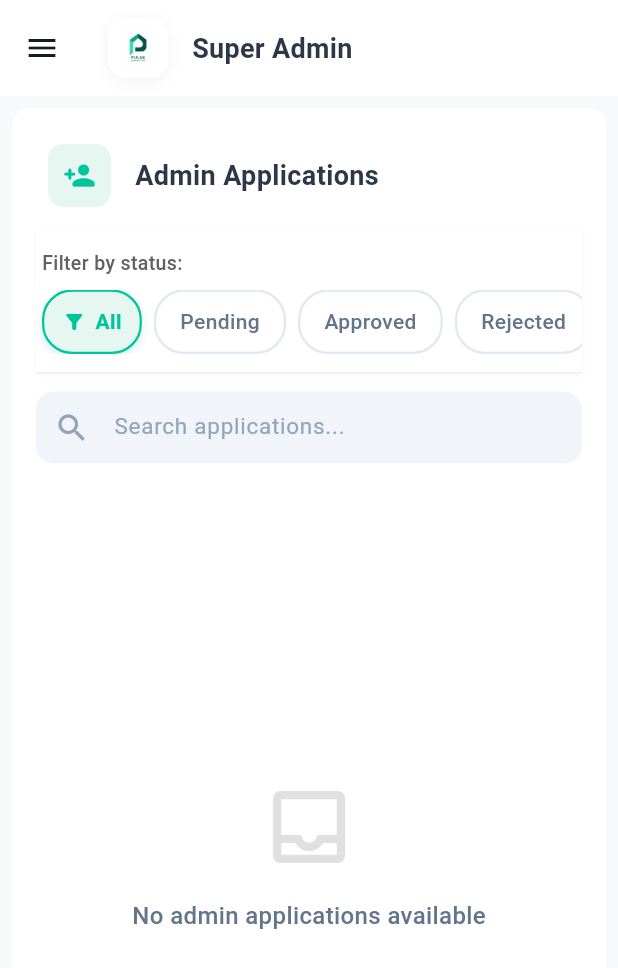
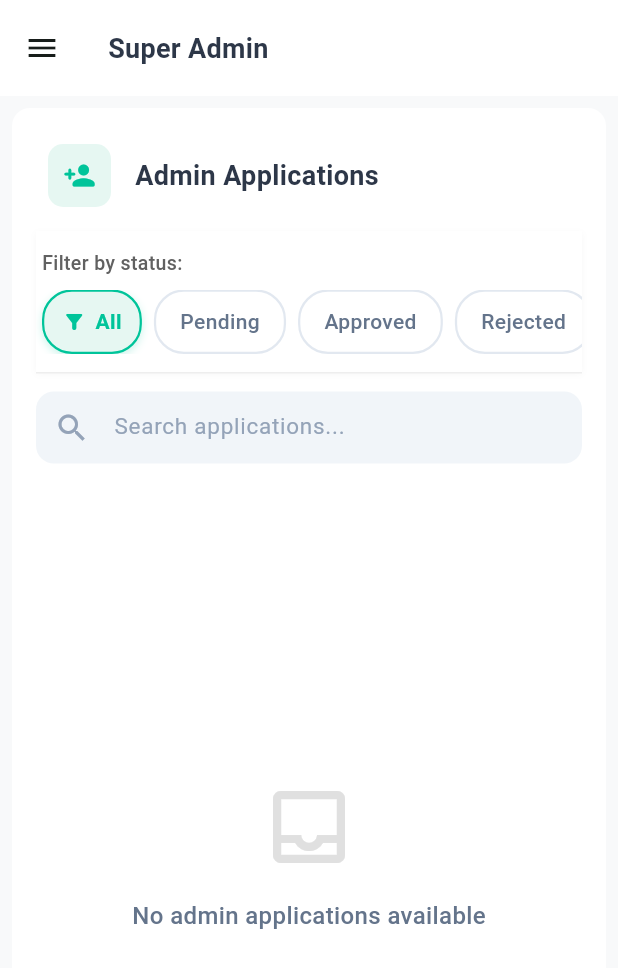
Before and after one commit to 0phl/Pulse-App, a Flutter app: the SuperAdminDashboardPage screen opened directly, on a phone screen of 412 x 824 dp. Shown: the top 968 px of the screen. Run offline on Flutter 3.47's test engine with Material 3 defaults, Android fonts, the light colour scheme and no system bars; our stand-ins replace cached_network_image, chewie, cloud_firestore, cloud_functions, connectivity_plus, dio and 29 more; missing offline and left inert: cloudinary_public, dart:html, dart:js_util, docx_viewer, flutter_pdfview, gal and 4 more; accounts and stored records are empty; statements that could not run were skipped.

Commit message:
enhance mobile responsivenes on super-admin-web

```diff
--- a/lib/pages/super_admin/dashboard_page.dart
+++ b/lib/pages/super_admin/dashboard_page.dart
@@ -51,30 +51,7 @@ class _SuperAdminDashboardPageState extends State<SuperAdminDashboardPage>
       backgroundColor: const Color(0xFFF8F9FA),
       appBar: AppBar(
         toolbarHeight: 64,
-        title: Row(
-          children: [
-            Container(
-              padding: const EdgeInsets.all(8),
-              decoration: BoxDecoration(
-                color: Colors.white,
-                borderRadius: BorderRadius.circular(12),
-                boxShadow: [
-                  BoxShadow(
-                    color: Colors.black.withOpacity(0.05),
-                    blurRadius: 8,
-                    offset: const Offset(0, 2),
-                  ),
-                ],
-              ),
-              child: Image.asset(
-                'assets/icon/pulse_logo.png',
-                width: 24,
-                height: 24,
-              ),
-            ),
-            const SizedBox(width: 16),
-            Expanded(
-              child: Text(
+        title: Text(
           isSmallScreen ? 'Super Admin' : 'Super Admin Dashboard',
           style: const TextStyle(
             fontWeight: FontWeight.w600,
@@ -84,9 +61,6 @@ class _SuperAdminDashboardPageState extends State<SuperAdminDashboardPage>
           ),
           maxLines: 1,
           overflow: TextOverflow.ellipsis,
-              ),
-            ),
-          ],
         ),
         backgroundColor: Colors.white,
         elevation: 0,
@@ -103,27 +77,55 @@ class _SuperAdminDashboardPageState extends State<SuperAdminDashboardPage>
                   children: [
                     DrawerHeader(
                       margin: EdgeInsets.zero,
-                      padding: const EdgeInsets.all(16),
-                      decoration: const BoxDecoration(
-                        color: Color(0xFF00C49A),
+                      padding: const EdgeInsets.symmetric(vertical: 20, horizontal: 12),
+                      decoration: BoxDecoration(
+                        color: const Color(0xFF00C49A),
+                        boxShadow: [
+                          BoxShadow(
+                            color: Colors.black.withOpacity(0.05),
+                            offset: const Offset(0, 2),
+                            blurRadius: 6,
+                          ),
+                        ],
                       ),
                       child: Center(
                         child: Column(
                           mainAxisAlignment: MainAxisAlignment.center,
                           children: [
-                            Image.asset(
+                            Container(
+                              width: 72,
+                              height: 72,
+                              decoration: BoxDecoration(
+                                color: Colors.white,
+                                shape: BoxShape.circle,
+                                boxShadow: [
+                                  BoxShadow(
+                                    color: Colors.black.withOpacity(0.1),
+                                    blurRadius: 8,
+                                    spreadRadius: 1,
+                                  ),
+                                ],
+                                border: Border.all(
+                                  color: Colors.white,
+                                  width: 3,
+                                ),
+                              ),
+                              child: Padding(
+                                padding: const EdgeInsets.all(10.0),
+                                child: Image.asset(
                                   'assets/icon/pulse_logo.png',
-                              width: 48,
-                              height: 48,
-                              color: Colors.white,
+                                  fit: BoxFit.contain,
                                 ),
-                            const SizedBox(height: 12),
+                              ),
+                            ),
+                            const SizedBox(height: 16),
                             const Text(
                               'PULSE Admin',
                               style: TextStyle(
                                 color: Colors.white,
-                                fontSize: 18,
+                                fontSize: 20,
                                 fontWeight: FontWeight.bold,
+                                letterSpacing: 0.5,
                               ),
                             ),
                           ],
@@ -159,12 +161,24 @@ class _SuperAdminDashboardPageState extends State<SuperAdminDashboardPage>
                         ],
                       ),
                     ),
-                    const Divider(),
                     Padding(
-                      padding: const EdgeInsets.all(16.0),
+                      padding: const EdgeInsets.symmetric(horizontal: 12, vertical: 8),
+                      child: Divider(
+                        color: Colors.grey.withOpacity(0.2),
+                        thickness: 1.5,
+                      ),
+                    ),
+                    Padding(
+                      padding: const EdgeInsets.all(12.0),
                       child: OutlinedButton.icon(
-                        icon: const Icon(Icons.logout),
-                        label: const Text('Sign Out'),
+                        icon: const Icon(Icons.logout, size: 20),
+                        label: const Text(
+                          'Sign Out',
+                          style: TextStyle(
+                            fontWeight: FontWeight.w500,
+                            fontSize: 15,
+                          ),
+                        ),
                         onPressed: () async {
                           try {
                             final shouldLogout = await showDialog<bool>(
@@ -211,11 +225,14 @@ class _SuperAdminDashboardPageState extends State<SuperAdminDashboardPage>
                         },
                         style: OutlinedButton.styleFrom(
                           foregroundColor: const Color(0xFF64748B),
-                          minimumSize: const Size(double.infinity, 44),
+                          minimumSize: const Size(double.infinity, 48),
                           shape: RoundedRectangleBorder(
-                            borderRadius: BorderRadius.circular(8),
+                            borderRadius: BorderRadius.circular(10),
                           ),
-                          side: const BorderSide(color: Color(0xFFE2E8F0)),
+                          side: const BorderSide(color: Color(0xFFE2E8F0), width: 1.5),
+                          elevation: 0,
+                          backgroundColor: Colors.white,
+                          padding: const EdgeInsets.symmetric(vertical: 12),
                         ),
                       ),
                     ),
@@ -249,19 +266,33 @@ class _SuperAdminDashboardPageState extends State<SuperAdminDashboardPage>
                       decoration: BoxDecoration(
                         color: const Color(0xFFE6F7F2),
                         borderRadius: BorderRadius.circular(12),
+                        boxShadow: [
+                          BoxShadow(
+                            color: const Color(0xFF00C49A).withOpacity(0.1),
+                            blurRadius: 8,
+                            spreadRadius: 1,
+                          ),
+                        ],
                       ),
                       child: Row(
                         children: [
                           Container(
                             padding: const EdgeInsets.all(8),
                             decoration: BoxDecoration(
-                              color: const Color(0xFF00C49A),
-                              borderRadius: BorderRadius.circular(8),
+                              color: Colors.white,
+                              borderRadius: BorderRadius.circular(10),
+                              boxShadow: [
+                                BoxShadow(
+                                  color: Colors.black.withOpacity(0.05),
+                                  blurRadius: 4,
+                                  spreadRadius: 1,
                                 ),
-                            child: const Icon(
-                              Icons.shield_rounded,
-                              color: Colors.white,
-                              size: 20,
+                              ],
+                            ),
+                            child: Image.asset(
+                              'assets/icon/pulse_logo.png',
+                              width: 24,
+                              height: 24,
                             ),
                           ),
                           const SizedBox(width: 12),
@@ -272,6 +303,7 @@ class _SuperAdminDashboardPageState extends State<SuperAdminDashboardPage>
                                 fontWeight: FontWeight.bold,
                                 fontSize: 16,
                                 color: Color(0xFF00A580),
+                                letterSpacing: 0.3,
                               ),
                             ),
                           ),
@@ -292,7 +324,13 @@ class _SuperAdminDashboardPageState extends State<SuperAdminDashboardPage>
                       onTap: () => setState(() => _selectedIndex = 1),
                     ),
                     const Spacer(),
-                    const Divider(),
+                    Padding(
+                      padding: const EdgeInsets.symmetric(horizontal: 12, vertical: 8),
+                      child: Divider(
+                        color: Colors.grey.withOpacity(0.2),
+                        thickness: 1.5,
+                      ),
+                    ),
                     Padding(
                       padding: const EdgeInsets.all(16.0),
                       child: OutlinedButton.icon(
@@ -352,11 +390,14 @@ class _SuperAdminDashboardPageState extends State<SuperAdminDashboardPage>
                         },
                         style: OutlinedButton.styleFrom(
                           foregroundColor: const Color(0xFF64748B),
-                          minimumSize: const Size(double.infinity, 44),
+                          minimumSize: const Size(double.infinity, 48),
                           shape: RoundedRectangleBorder(
-                            borderRadius: BorderRadius.circular(8),
+                            borderRadius: BorderRadius.circular(10),
                           ),
-                          side: const BorderSide(color: Color(0xFFE2E8F0)),
+                          side: const BorderSide(color: Color(0xFFE2E8F0), width: 1.5),
+                          elevation: 0,
+                          backgroundColor: Colors.white,
+                          padding: const EdgeInsets.symmetric(vertical: 12),
                         ),
                       ),
                     ),
@@ -436,24 +477,37 @@ class _SuperAdminDashboardPageState extends State<SuperAdminDashboardPage>
     required bool isSelected,
     required VoidCallback onTap,
   }) {
-    return ListTile(
-      leading: Icon(
+    return Padding(
+      padding: const EdgeInsets.symmetric(horizontal: 8, vertical: 4),
+      child: ListTile(
+        leading: Container(
+          padding: const EdgeInsets.all(8),
+          decoration: BoxDecoration(
+            color: isSelected ? const Color(0xFFE6F7F2) : Colors.grey.withOpacity(0.1),
+            borderRadius: BorderRadius.circular(8),
+          ),
+          child: Icon(
             icon,
             color: isSelected ? const Color(0xFF00C49A) : const Color(0xFF64748B),
+            size: 20,
+          ),
         ),
         title: Text(
           title,
           style: TextStyle(
             color: isSelected ? const Color(0xFF00C49A) : const Color(0xFF64748B),
-          fontWeight: isSelected ? FontWeight.w600 : FontWeight.normal,
+            fontWeight: isSelected ? FontWeight.w600 : FontWeight.w500,
+            fontSize: 15,
           ),
         ),
         selected: isSelected,
         selectedTileColor: const Color(0xFFE6F7F2),
         shape: RoundedRectangleBorder(
-        borderRadius: BorderRadius.circular(8),
+          borderRadius: BorderRadius.circular(10),
         ),
+        contentPadding: const EdgeInsets.symmetric(horizontal: 12, vertical: 4),
         onTap: onTap,
+      ),
     );
   }
 }
```
Lines whose indentation alone changed are shown as unchanged.
